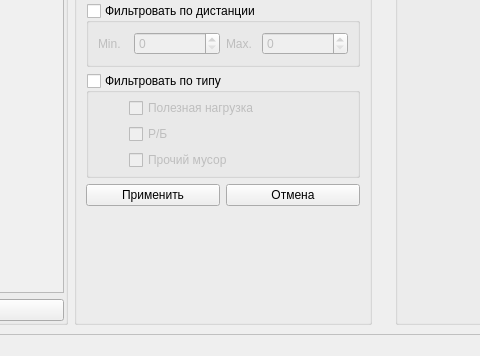
MaxxMurygin/python-ANGviewer, file gui_ANGviewer/guiFormMainAngView.ui: the form before one commit; both pictures show x 505 to 985 and y 441 to 797 of the 1166 by 797 pixel window.
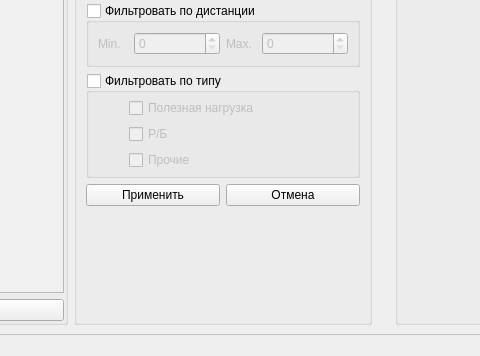
The form after the commit. The open tabs and pages were chosen to show the change. Icons and pictures are not drawn.

Diff of the .ui file:
```diff
--- a/gui_ANGviewer/guiFormMainAngView.ui
+++ b/gui_ANGviewer/guiFormMainAngView.ui
@@ -1366,7 +1366,7 @@
                 <item>
                  <widget class="QCheckBox" name="calicFilterByTypeCheckDebris">
                   <property name="text">
-                   <string>Прочий мусор</string>
+                   <string>Прочие</string>
                   </property>
                  </widget>
                 </item>
```
Left out of the diff: 2 changed lines with no effect on the pictures.
